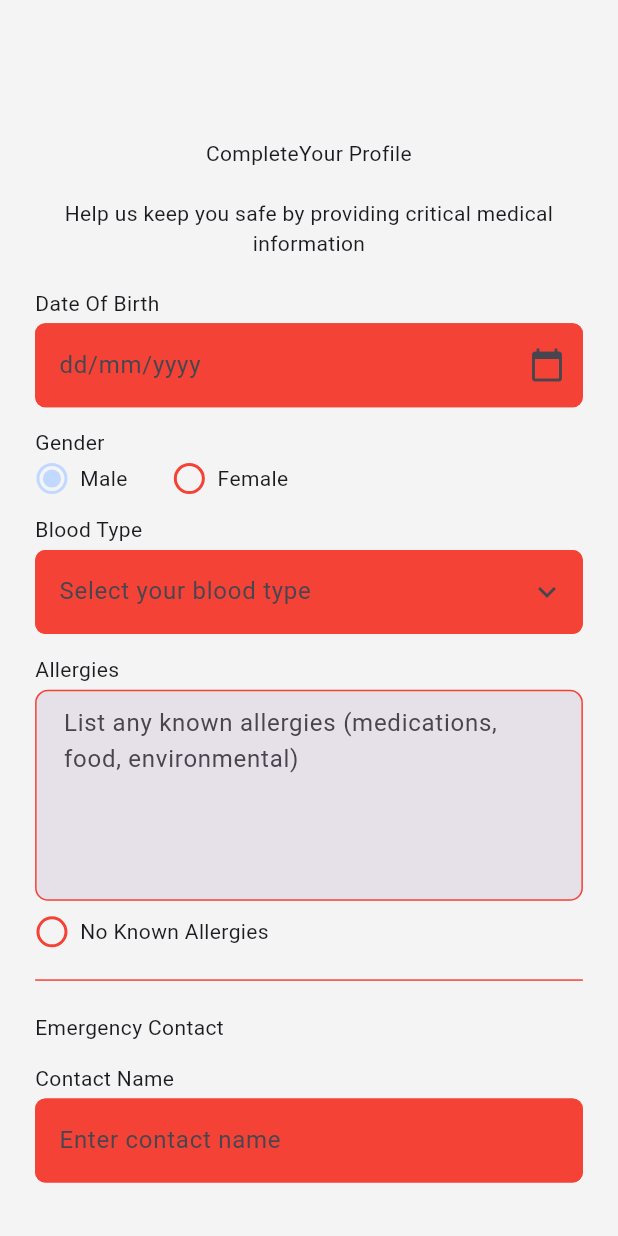
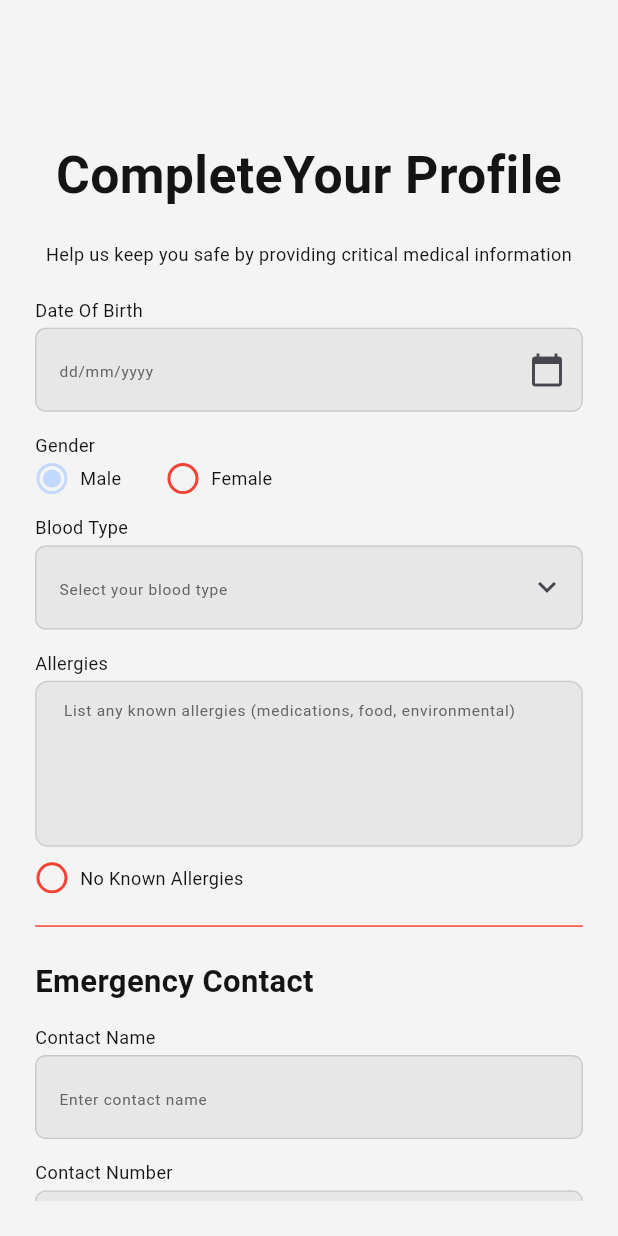
Before and after one commit to Smart-Medc/Smart-Medi-Flutter, a Flutter app: the CompleteProfileView screen opened by its route, on a phone screen of 412 x 824 dp. Run offline on Flutter 3.47's test engine with Material 3 defaults, Android fonts, the phone set to English and light mode, and no system bars; our stand-ins replace flutter_screenutil, go_router.

Commit message:
Refactor UI styles for consistency across components

```diff
--- a/lib/core/utils/app_styles.dart
+++ b/lib/core/utils/app_styles.dart
@@ -4,71 +4,84 @@ import 'package:smart_medi/core/utils/app_colors.dart';
 
 class AppStyles {
 
-  /// auth Style
-  static final TextStyle authTitleBold40Black = TextStyle(
+  static final TextStyle textStyle40W700Black = TextStyle(
     fontSize: 40.sp,
     fontWeight: FontWeight.bold,
     color: AppColors.textBlack,
   );
-  static final TextStyle authTitleBold18Black = TextStyle(
+  static final TextStyle textStyle18W700Black = TextStyle(
     fontSize: 18.sp,
     fontWeight: FontWeight.bold,
     color: AppColors.textBlack,
   );
-  static final TextStyle authTitleBold24Black = TextStyle(
+  static final TextStyle textStyle24W700Black = TextStyle(
     fontSize: 24.sp,
     fontWeight: FontWeight.bold,
     color: AppColors.textBlack,
   );
-  static final TextStyle authRegular14Black = TextStyle(
+  static final TextStyle textStyle14W400Black = TextStyle(
     fontSize: 14.sp,
     fontWeight: FontWeight.normal,
     color: AppColors.textBlack,
   );
-  static final TextStyle authHintRegular12DarkGrey = TextStyle(
+  static final TextStyle textStyle12W400DarkGrey = TextStyle(
     fontSize: 12.sp,
     fontWeight: FontWeight.normal,
     color: AppColors.textDarkGrey,
   );
+  static final TextStyle textStyle24W600White = TextStyle(
+    fontSize: 24.sp,
+    fontWeight: FontWeight.w600,
+    color: AppColors.white,
+  );
+  static final TextStyle textStyle24W600Black = TextStyle(
+    fontSize: 24.sp,
+    fontWeight: FontWeight.w700,
+    color: AppColors.black,
+  );
+  static final TextStyle textStyle20W400Black = TextStyle(
+    fontSize: 20.sp,
+    fontWeight: FontWeight.w400,
+    color: AppColors.black,
+  );
 
 
-
-
-
-  /// home Style
-  static final TextStyle homeTitleBold24Black = TextStyle(
-    fontSize: 24.sp,
-    fontWeight: FontWeight.bold,
-    color: AppColors.textBlack,
-  );
-  static final TextStyle homeDescRegular16LightGrey = TextStyle(
+  static final TextStyle textStyle16W400LightGrey = TextStyle(
     fontSize: 16.sp,
     fontWeight: FontWeight.normal,
     color: AppColors.textLightGrey,
   );
 
-  /// home Boxs Style
-  static final TextStyle boxTitleSemiBold15Black = TextStyle(
+  static final TextStyle textStyle15W600Black = TextStyle(
     fontSize: 15.sp,
-    fontWeight: FontWeight.w700,
+    fontWeight: FontWeight.w600,
     color: AppColors.textBlack,
   );
-  static final TextStyle boxSmallTitleSemiBold12Black = TextStyle(
+  static final TextStyle textStyle12W600Black = TextStyle(
     fontSize: 12.sp,
-    fontWeight: FontWeight.w700,
+    fontWeight: FontWeight.w600,
     color: AppColors.textBlack,
   );
-  static final TextStyle boxDescRegular10DarkGrey = TextStyle(
+  static final TextStyle textStyle10W500DarkGrey = TextStyle(
+    fontSize: 10.sp,
+    fontWeight: FontWeight.w500,
+    color: AppColors.textDarkGrey,
+  );
+  static final TextStyle textStyle10W400LightGrey = TextStyle(
     fontSize: 10.sp,
     fontWeight: FontWeight.normal,
-    color: AppColors.textDarkGrey,
+    color: AppColors.textLightGrey,
   );
-  static final TextStyle boxDescRegular10Black = TextStyle(
+  static final TextStyle textStyle10W400TextBlue = TextStyle(
+    fontSize: 10.sp,
+    fontWeight: FontWeight.normal,
+    color: AppColors.textBlue,
+  );
+  static final TextStyle textStyle10W400Black = TextStyle(
     fontSize: 10.sp,
     fontWeight: FontWeight.normal,
     color: AppColors.textBlack,
   );
 
 
-
 }
--- a/lib/core/widgets/app_header.dart
+++ b/lib/core/widgets/app_header.dart
@@ -9,8 +9,8 @@ class AppHeader extends StatelessWidget {
     return Column(
       crossAxisAlignment: CrossAxisAlignment.start,
       children: [
-        Text(title,style: AppStyles.textStyle24W700Black,),
-        Text(subtitle,style: AppStyles.textStyle18W400Brown,),
+        Text(title,style: AppStyles.textStyle24W600Black,),
+        Text(subtitle,style: AppStyles.textStyle16W400LightGrey,),
       ],
     );
   }
--- a/lib/core/widgets/custom_text_form_field.dart
+++ b/lib/core/widgets/custom_text_form_field.dart
@@ -105,20 +105,20 @@ class _CustomTextFormFieldState extends State<CustomTextFormField> {
           },
           decoration: InputDecoration(
             hintText: widget.hintText,
-            hintStyle: AppStyles.textStyle14W400formFieldHintColor,
+            hintStyle: AppStyles.textStyle12W400DarkGrey,
             filled: true,
-            fillColor: Colors.red , // todo change when the design system is ready
+            fillColor: AppColors.formFieldBGColor,
             enabledBorder: OutlineInputBorder(
               borderRadius: BorderRadius.circular(8.r),
               borderSide: BorderSide(
-                color: Colors.red, // todo change when the design system is ready
+                color: AppColors.formFieldStrokeColor,
                 width: 1.sp,
               ),
             ),
             focusedBorder: OutlineInputBorder(
               borderRadius: BorderRadius.circular(8.r),
               borderSide: BorderSide(
-                color: Colors.red ,// todo change when the design system is ready
+                color: AppColors.formFieldStrokeColor ,
                 width: 1.sp,
               ),
             ),
@@ -174,7 +174,7 @@ class _CustomTextFormFieldState extends State<CustomTextFormField> {
                     ),
                     child: Text(
                       item,
-                      style: AppStyles.textStyle16W400Black,
+                      style: AppStyles.textStyle14W400Black,
                     ),
                   ),
                 ),
--- a/lib/features/auth/presentation/view/widgets/auth_field_title.dart
+++ b/lib/features/auth/presentation/view/widgets/auth_field_title.dart
@@ -1,5 +1,5 @@
 import 'package:flutter/material.dart';
 import 'package:smart_medi/core/utils/app_styles.dart';
 Text authFieldTitle(String text){
-  return Text(text,style: AppStyles.textStyle14W400TextColor3,);
+  return Text(text,style: AppStyles.textStyle14W400Black,);
 }
--- a/lib/features/auth/presentation/view/widgets/auth_footer.dart
+++ b/lib/features/auth/presentation/view/widgets/auth_footer.dart
@@ -31,7 +31,7 @@ class AuthFooter extends StatelessWidget {
             children: [
               TextSpan(
                 text: "Don't have an account? ",
-                style: AppStyles.textStyle16W400Black,
+                style: AppStyles.textStyle14W400Black,
               ),
               TextSpan(
                 text: isLogin ? 'Sign up' : 'Login',
--- a/lib/features/auth/presentation/view/widgets/auth_header.dart
+++ b/lib/features/auth/presentation/view/widgets/auth_header.dart
@@ -9,9 +9,9 @@ class AuthHeader extends StatelessWidget {
   Widget build(BuildContext context) {
     return Column(
       children: [
-        Text(title,style: AppStyles.textStyle40W700TextColor3,textAlign: TextAlign.center,),
+        Text(title,style: AppStyles.textStyle40W700Black,textAlign: TextAlign.center,),
         23.verticalSpace,
-        Text(subTitle,style: AppStyles.textStyle14W400TextColor3,textAlign: TextAlign.center,)
+        Text(subTitle,style: AppStyles.textStyle14W400Black,textAlign: TextAlign.center,)
       ],
     );
   }
--- a/lib/features/auth/presentation/view/widgets/complete_profile_widgets/allergies_field.dart
+++ b/lib/features/auth/presentation/view/widgets/complete_profile_widgets/allergies_field.dart
@@ -35,31 +35,28 @@ class _AllergiesFieldState extends State<AllergiesField> {
           style: AppStyles.textStyle14W400Black,
           decoration: InputDecoration(
             hintText: 'List any known allergies (medications, food, environmental)',
-            hintStyle: AppStyles.textStyle14W400formFieldHintColor,
+            hintStyle: AppStyles.textStyle12W400DarkGrey,
             filled: true,
-            fillColor: _noKnownAllergies
-                ? AppColors.secondBackgroundColor.withValues(alpha: 0.5)
-                : AppColors.secondBackgroundColor,  // todo change when the design system is ready
-
+            // fillColor: _noKnownAllergies
+            //     ? AppColors.formFieldBGColor.withValues(alpha: 0.5)
+            //     : AppColors.formFieldBGColor,
+            fillColor: AppColors.formFieldBGColor,
             enabledBorder: OutlineInputBorder(
               borderRadius: BorderRadius.circular(10.r),
               borderSide: const BorderSide(
-                color: Colors.red ,// todo change when the design system is ready
-                width: 1,
+                color: AppColors.grey,
               ),
             ),
             focusedBorder: OutlineInputBorder(
               borderRadius: BorderRadius.circular(10.r),
               borderSide: const BorderSide(
-                color: AppColors.primaryLightColor,
-                width: 1,
+                color: AppColors.grey,
               ),
             ),
             disabledBorder: OutlineInputBorder(
               borderRadius: BorderRadius.circular(10.r),
               borderSide: const BorderSide(
-                color: Colors.red ,// todo change when the design system is ready
-                width: 1,
+                color: Colors.grey ,
               ),
             ),
             contentPadding: EdgeInsets.symmetric(
@@ -88,7 +85,7 @@ class _AllergiesFieldState extends State<AllergiesField> {
                   shape: BoxShape.circle,
                   border: Border.all(
                     color: _noKnownAllergies
-                        ? AppColors.primaryLightColor
+                        ? AppColors.primaryColor
                         : Colors.red, // todo change when the design system is ready
                     width: 2,
                   ),
@@ -109,7 +106,7 @@ class _AllergiesFieldState extends State<AllergiesField> {
               SizedBox(width: 8.w),
               Text(
                 'No Known Allergies',
-                style: AppStyles.textStyle16W400Black,
+                style: AppStyles.textStyle14W400Black,
               ),
             ],
           ),
--- a/lib/features/auth/presentation/view/widgets/complete_profile_widgets/emergency_contact.dart
+++ b/lib/features/auth/presentation/view/widgets/complete_profile_widgets/emergency_contact.dart
@@ -24,7 +24,7 @@ class EmergencyContact extends StatelessWidget {
       children: [
         Text(
           'Emergency Contact',
-          style: AppStyles.textStyle22W500Black,
+          style: AppStyles.textStyle24W600Black,
         ),
         16.verticalSpace,
         authFieldTitle('Contact Name'),
--- a/lib/features/auth/presentation/view/widgets/complete_profile_widgets/gender_field.dart
+++ b/lib/features/auth/presentation/view/widgets/complete_profile_widgets/gender_field.dart
@@ -67,7 +67,7 @@ class _GenderSelectionFieldState extends State<GenderSelectionField> {
               SizedBox(width: 8.w),
               Text(
                 'Male',
-                style: AppStyles.textStyle16W400Black,
+                style: AppStyles.textStyle14W400Black,
               ),
             ],
           ),
@@ -110,7 +110,7 @@ class _GenderSelectionFieldState extends State<GenderSelectionField> {
               SizedBox(width: 8.w),
               Text(
                 'Female',
-                style: AppStyles.textStyle16W400Black,
+                style: AppStyles.textStyle14W400Black,
               ),
             ],
           ),
--- a/lib/features/auth/presentation/view/widgets/login_widgets/login_fields.dart
+++ b/lib/features/auth/presentation/view/widgets/login_widgets/login_fields.dart
@@ -59,7 +59,7 @@ class _LoginFieldsState extends State<LoginFields> {
               },
               child: Text(
                 'Forget Password?',
-                style: AppStyles.textStyle16W400Black,
+                style: AppStyles.textStyle14W400Black,
               ),
             ),
           ),
--- a/lib/features/auth/presentation/view/widgets/otp_verification_widgets/otp_fields.dart
+++ b/lib/features/auth/presentation/view/widgets/otp_verification_widgets/otp_fields.dart
@@ -52,7 +52,7 @@ class _OtpFieldsState extends State<OtpFields> {
                 textAlign: TextAlign.center,
                 keyboardType: TextInputType.number,
                 maxLength: 1,
-                style: AppStyles.textStyle28W700Black,
+                style: AppStyles.textStyle24W700Black,
                 inputFormatters: [
                   FilteringTextInputFormatter.digitsOnly,
                 ],
--- a/lib/features/auth/presentation/view/widgets/otp_verification_widgets/otp_verification_body.dart
+++ b/lib/features/auth/presentation/view/widgets/otp_verification_widgets/otp_verification_body.dart
@@ -26,11 +26,11 @@ class OtpVerificationBody extends StatelessWidget {
           RichText(
             text: TextSpan(
               text: 'Didn’t you receive the OTP? ',
-              style: AppStyles.textStyle14W400TextColor3,
+              style: AppStyles.textStyle14W400Black,
               children: [
                 TextSpan(
                   text: 'Resend OTP',
-                  style: AppStyles.textStyle14W400TextColor3.copyWith(
+                  style: AppStyles.textStyle14W400Black.copyWith(
                     color: const Color(0xff0098FF)
                   ),
                   recognizer: TapGestureRecognizer()..onTap = () {}
--- a/lib/features/auth/presentation/view/widgets/sign_up_widgets/sign_up_fields.dart
+++ b/lib/features/auth/presentation/view/widgets/sign_up_widgets/sign_up_fields.dart
@@ -107,7 +107,7 @@ class _SignUpFieldsState extends State<SignUpFields> {
               10.horizontalSpace,
               Text(
                 'Agree with term & conditions',
-                style: AppStyles.textStyle16W400Black,
+                style: AppStyles.textStyle14W400Black,
               ),
             ],
           ),
--- a/lib/features/home/presentation/views/widgets/home_view_recent_records.dart
+++ b/lib/features/home/presentation/views/widgets/home_view_recent_records.dart
@@ -41,7 +41,7 @@ class HomeViewRecentRecords extends StatelessWidget {
               const Spacer(),
               Text(
                 'View All',
-                  style: AppStyles.textStyle10W400Brown,
+                  style: AppStyles.textStyle10W500DarkGrey,
               ),
             ],
           ),
@@ -95,12 +95,12 @@ class HomeViewRecentRecords extends StatelessWidget {
                 ),
                 Text(
                   '$recordType • $recordDate',
-                  style: AppStyles.textStyle10W400Brown,
+                  style: AppStyles.textStyle10W400LightGrey,
                 ),
               ],
             ),
             const Spacer(),
-            Text('View',style: AppStyles.textStyle10W500Black,),
+            Text('View',style: AppStyles.textStyle10W500DarkGrey,),
           ],
         )
     );
--- a/lib/features/home/presentation/views/widgets/home_view_upcoming.dart
+++ b/lib/features/home/presentation/views/widgets/home_view_upcoming.dart
@@ -44,9 +44,9 @@ class HomeViewUpcoming extends StatelessWidget {
               children: [
                 Text('Dr.Ammar Abo shakha',style: AppStyles.textStyle12W600Black,),
                 4.verticalSpace,
-                Text('Tomorrow 2:00 PM',style: AppStyles.textStyle10W400Brown,),
+                Text('Tomorrow 2:00 PM',style: AppStyles.textStyle10W400LightGrey,),
                 4.verticalSpace,
-                Text('Annual Checkup',style: AppStyles.textStyle10W400textColor2,),
+                Text('Annual Checkup',style: AppStyles.textStyle10W400TextBlue,),
               ],
             ),
           )
--- a/lib/features/home/presentation/views/widgets/quick_actions_item.dart
+++ b/lib/features/home/presentation/views/widgets/quick_actions_item.dart
@@ -1,5 +1,6 @@
 import 'package:flutter/material.dart';
 import 'package:flutter_screenutil/flutter_screenutil.dart';
+import 'package:smart_medi/core/utils/app_colors.dart';
 import 'package:smart_medi/core/utils/app_styles.dart';
 class QuickActionsItem extends StatelessWidget {
   const QuickActionsItem({super.key, required this.title, required this.subtitle, required this.icon, required this.containerColor, required this.iconColor});
@@ -17,7 +18,7 @@ class QuickActionsItem extends StatelessWidget {
         color: Colors.white,
         borderRadius: BorderRadius.circular(10.r),
         border: Border.all(
-          color: Colors.red , // todo change when the design system is ready
+          color: AppColors.grey,
         ),
         boxShadow: [
           BoxShadow(
@@ -48,7 +49,7 @@ class QuickActionsItem extends StatelessWidget {
             children: [
               Text(title,style: AppStyles.textStyle15W600Black,),
               2.verticalSpace,
-              Text(subtitle,style: AppStyles.textStyle10W400Brown,),
+              Text(subtitle,style: AppStyles.textStyle10W400LightGrey,),
             ],
           )
         ],
--- a/lib/features/meidcal_records/presentation/views/widgets/medical_records_summary.dart
+++ b/lib/features/meidcal_records/presentation/views/widgets/medical_records_summary.dart
@@ -13,7 +13,7 @@ class MedicalRecordsSummary extends StatelessWidget {
       children: [
         Text(
           'Summary',
-          style: AppStyles.textStyle24W700Black,
+          style: AppStyles.textStyle24W600Black,
         ),
         12.verticalSpace,
         Container(
@@ -63,7 +63,7 @@ class MedicalRecordsSummary extends StatelessWidget {
           children: [
             Text(
               title,
-              style: AppStyles.textStyle10W400Brown,
+              style: AppStyles.textStyle10W400LightGrey,
             ),
             Text(
               '${title != 'Storage Used' ? value.toInt() : value}${title == 'Storage Used' ? ' GB' : ''}',
```
Also changed, not shown: lib/core/widgets/app_drawer.dart (+10 -14 lines), lib/core/widgets/custom_button.dart (+8 -6 lines), pubspec.lock.
